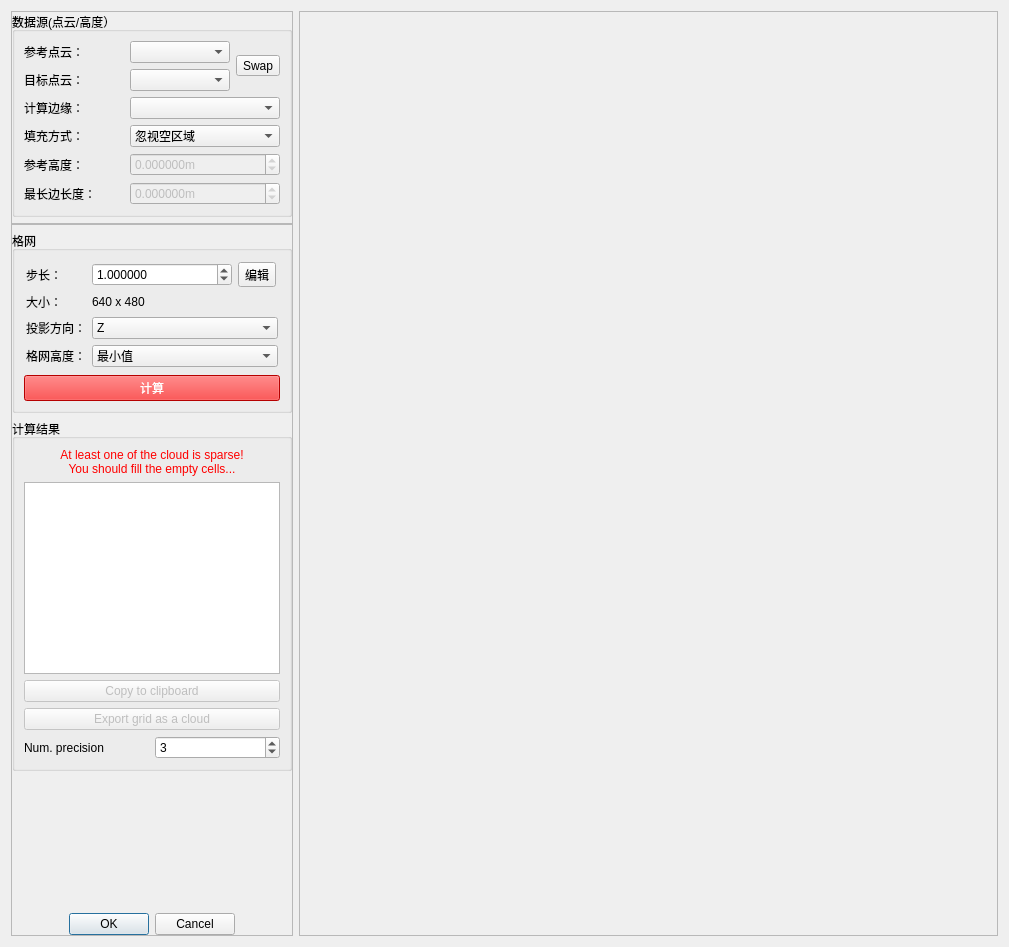
Qt form qCC/ui_templates/volumeCalcDlg.ui (pw-q/CloudCompare) before a commit.
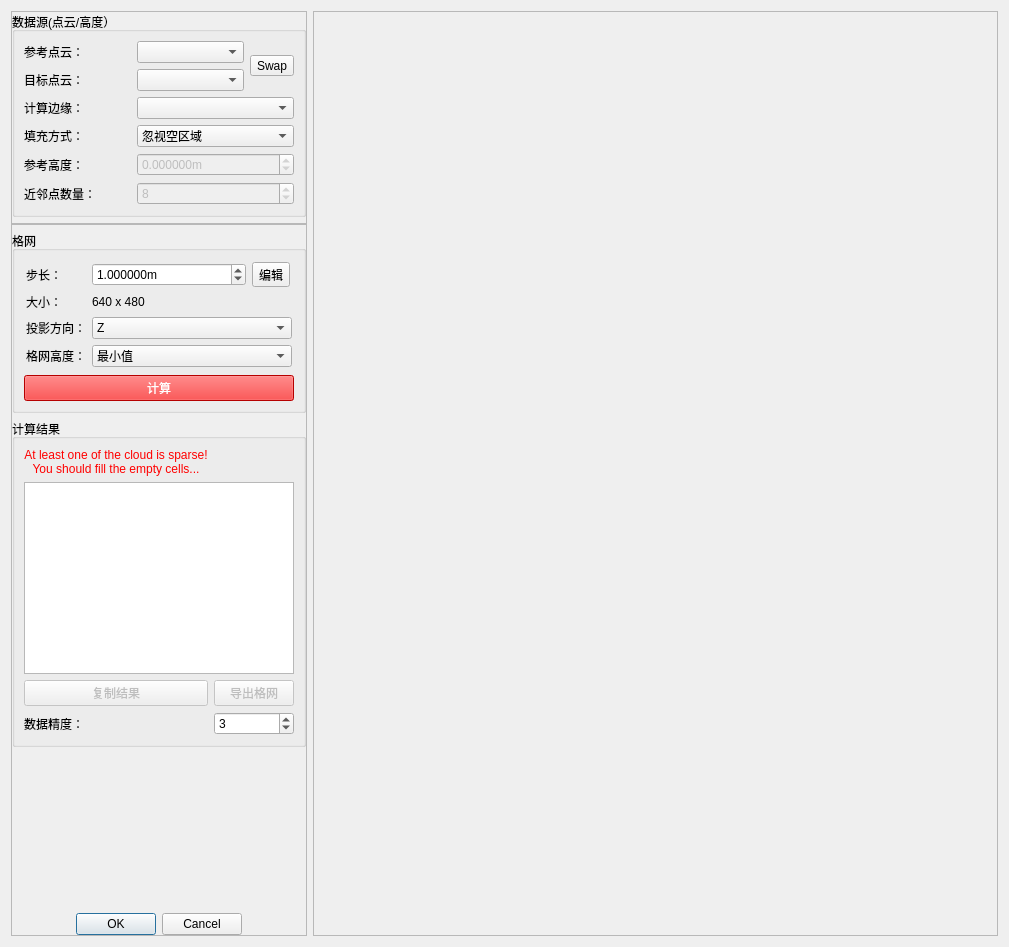
The same form after that commit. Icons and pictures are not drawn.

What changed in the file:
```diff
--- a/qCC/ui_templates/volumeCalcDlg.ui
+++ b/qCC/ui_templates/volumeCalcDlg.ui
@@ -138,7 +138,7 @@
          <item row="5" column="0">
           <widget class="QLabel" name="label_13">
            <property name="text">
-            <string>最长边长度：</string>
+            <string>近邻点数量：</string>
            </property>
           </widget>
          </item>
@@ -149,29 +149,6 @@
            </property>
           </widget>
          </item>
-         <item row="5" column="1" colspan="2">
-          <widget class="QDoubleSpinBox" name="groundMaxEdgeLengthDoubleSpinBox">
-           <property name="enabled">
-            <bool>false</bool>
-           </property>
-           <property name="toolTip">
-            <string>Max edge length for interpolation/triangulation
-(ignored if zero)</string>
-           </property>
-           <property name="suffix">
-            <string>m</string>
-           </property>
-           <property name="decimals">
-            <number>6</number>
-           </property>
-           <property name="minimum">
-            <double>-999999999.000000000000000</double>
-           </property>
-           <property name="maximum">
-            <double>999999999.000000000000000</double>
-           </property>
-          </widget>
-         </item>
          <item row="0" column="2" rowspan="2">
           <widget class="QToolButton" name="swapToolButton">
            <property name="toolTip">
@@ -215,6 +192,20 @@
          <item row="2" column="1" colspan="2">
           <widget class="QComboBox" name="comboEdge"/>
          </item>
+         <item row="5" column="1" colspan="2">
+          <widget class="QSpinBox" name="spinKNN">
+           <property name="enabled">
+            <bool>false</bool>
+           </property>
+           <property name="toolTip">
+            <string>Max edge length for interpolation/triangulation
+(ignored if zero)</string>
+           </property>
+           <property name="value">
+            <number>8</number>
+           </property>
+          </widget>
+         </item>
         </layout>
        </widget>
       </item>
@@ -280,6 +271,9 @@
                 <property name="toolTip">
                  <string>size of step of the grid generated (in the same units as the coordinates of the point cloud)</string>
                 </property>
+                <property name="suffix">
+                 <string>m</string>
+                </property>
                 <property name="decimals">
                  <number>6</number>
                 </property>
@@ -414,8 +408,18 @@
         <property name="title">
          <string>计算结果</string>
         </property>
-        <layout class="QVBoxLayout" name="verticalLayout">
-         <item>
+        <layout class="QGridLayout" name="gridLayout_2">
+         <item row="2" column="0">
+          <widget class="QPushButton" name="clipboardPushButton">
+           <property name="enabled">
+            <bool>false</bool>
+           </property>
+           <property name="text">
+            <string>复制结果</string>
+           </property>
+          </widget>
+         </item>
+         <item row="0" column="0">
           <widget class="QLabel" name="spareseWarningLabel">
            <property name="styleSheet">
             <string notr="true">color:red;</string>
@@ -429,38 +433,7 @@
            </property>
           </widget>
          </item>
-         <item>
-          <widget class="QPlainTextEdit" name="reportPlainTextEdit">
-           <property name="readOnly">
-            <bool>true</bool>
-           </property>
-          </widget>
-         </item>
-         <item>
-          <widget class="QPushButton" name="clipboardPushButton">
-           <property name="enabled">
-            <bool>false</bool>
-           </property>
-           <property name="text">
-            <string>Copy to clipboard</string>
-           </property>
-          </widget>
-         </item>
-         <item>
-          <widget class="QPushButton" name="exportGridPushButton">
-           <property name="enabled">
-            <bool>false</bool>
-           </property>
-           <property name="toolTip">
-            <string>Export the grid as a point cloud
-(warning, the points heights will be the difference of altitude!)</string>
-           </property>
-           <property name="text">
-            <string>Export grid as a cloud</string>
-           </property>
-          </widget>
-         </item>
-         <item>
+         <item row="4" column="0">
           <widget class="QWidget" name="widget" native="true">
            <layout class="QHBoxLayout" name="horizontalLayout_2">
             <property name="leftMargin">
@@ -478,26 +451,47 @@
             <item>
              <widget class="QLabel" name="label">
               <property name="text">
-               <string>Num. precision</string>
-              </property>
-             </widget>
-            </item>
-            <item>
-             <widget class="QSpinBox" name="precisionSpinBox">
-              <property name="toolTip">
-               <string>Numerical precision (output measurements, etc.)</string>
-              </property>
-              <property name="maximum">
-               <number>12</number>
-              </property>
-              <property name="value">
-               <number>3</number>
+               <string>数据精度：</string>
               </property>
              </widget>
             </item>
            </layout>
           </widget>
          </item>
+         <item row="2" column="1">
+          <widget class="QPushButton" name="exportGridPushButton">
+           <property name="enabled">
+            <bool>false</bool>
+           </property>
+           <property name="toolTip">
+            <string>Export the grid as a point cloud
+(warning, the points heights will be the difference of altitude!)</string>
+           </property>
+           <property name="text">
+            <string>导出格网</string>
+           </property>
+          </widget>
+         </item>
+         <item row="1" column="0" colspan="2">
+          <widget class="QPlainTextEdit" name="reportPlainTextEdit">
+           <property name="readOnly">
+            <bool>true</bool>
+           </property>
+          </widget>
+         </item>
+         <item row="4" column="1">
+          <widget class="QSpinBox" name="precisionSpinBox">
+           <property name="toolTip">
+            <string>Numerical precision (output measurements, etc.)</string>
+           </property>
+           <property name="maximum">
+            <number>12</number>
+           </property>
+           <property name="value">
+            <number>3</number>
+           </property>
+          </widget>
+         </item>
         </layout>
        </widget>
       </item>
```
Left out of the diff: 2 changed lines with no effect on the pictures.
